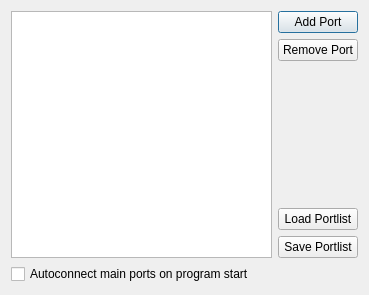
Qt form superboucle/port_manager_ui.ui (zigmhount/SpinTool_zig) before a commit.
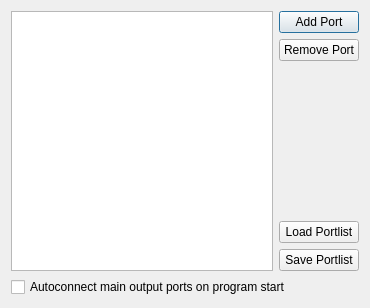
The same form after that commit.

The edit to the form file:
```diff
--- a/superboucle/port_manager_ui.ui
+++ b/superboucle/port_manager_ui.ui
@@ -6,8 +6,8 @@
    <rect>
     <x>0</x>
     <y>0</y>
-    <width>369</width>
-    <height>295</height>
+    <width>370</width>
+    <height>308</height>
    </rect>
   </property>
   <property name="windowTitle">
@@ -91,7 +91,7 @@
    <item row="1" column="0">
     <widget class="QCheckBox" name="autoconnectCBox">
      <property name="text">
-      <string>Autoconnect main ports on program start</string>
+      <string>Autoconnect main output ports on program start</string>
      </property>
     </widget>
    </item>
```
